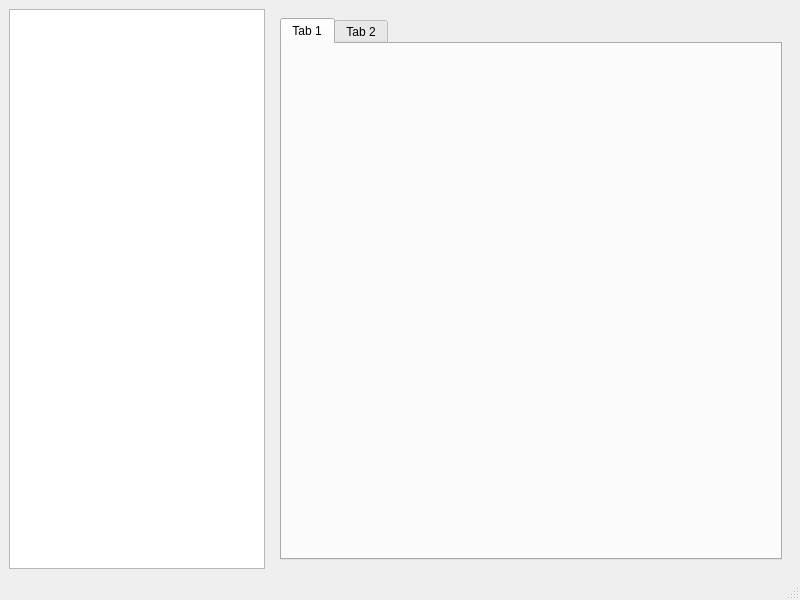
First picture: the form in arduinoform_corwin.ui, repository SARL-Engineering/shuttle_gui, before the edit.
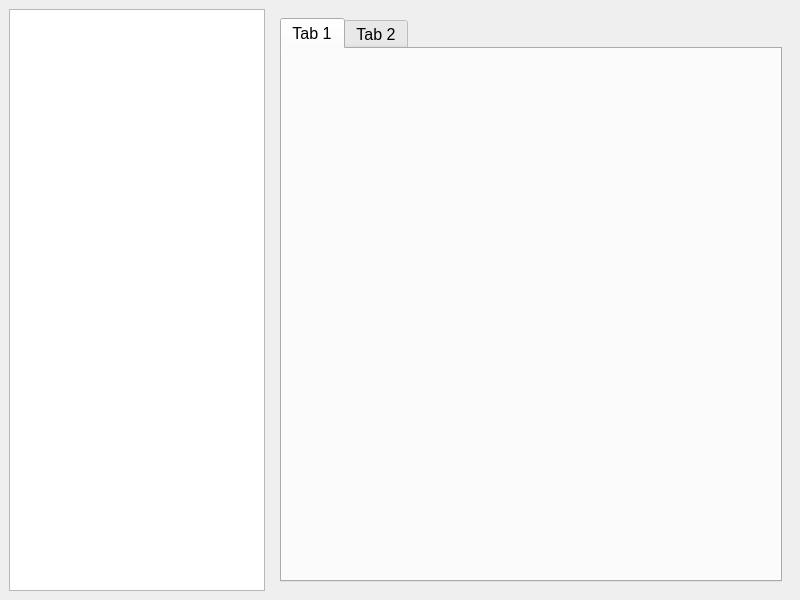
Second picture: the form after the edit.

What changed in the file:
```diff
--- a/arduinoform_corwin.ui
+++ b/arduinoform_corwin.ui
@@ -10,6 +10,17 @@
     <height>600</height>
    </rect>
   </property>
+  <property name="sizePolicy">
+   <sizepolicy hsizetype="MinimumExpanding" vsizetype="MinimumExpanding">
+    <horstretch>0</horstretch>
+    <verstretch>0</verstretch>
+   </sizepolicy>
+  </property>
+  <property name="font">
+   <font>
+    <pointsize>12</pointsize>
+   </font>
+  </property>
   <property name="windowTitle">
    <string>SARL Shuttlebox Manager</string>
   </property>
@@ -50,7 +61,6 @@
     </item>
    </layout>
   </widget>
-  <widget class="QStatusBar" name="statusbar"/>
  </widget>
  <resources/>
  <connections/>
```
